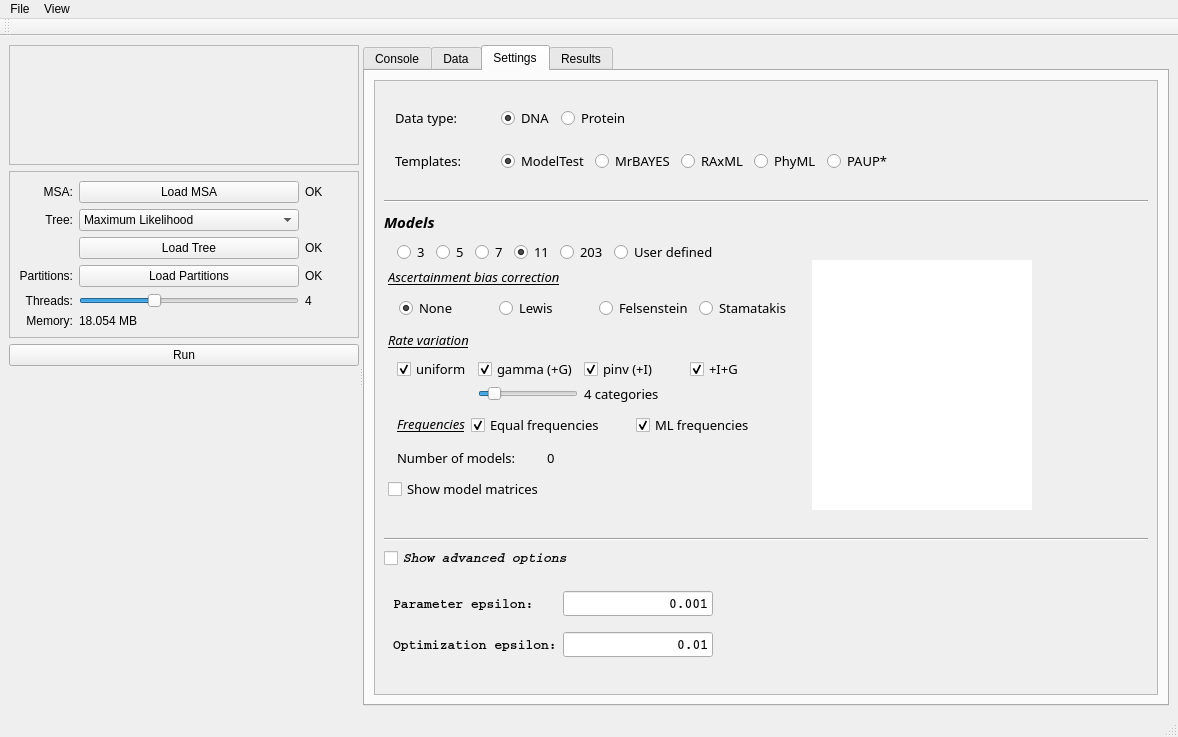
This is src/gui2/xmodeltestfancy.ui in ddarriba/modeltest as Qt 5 draws it before an edit. The edited form follows.
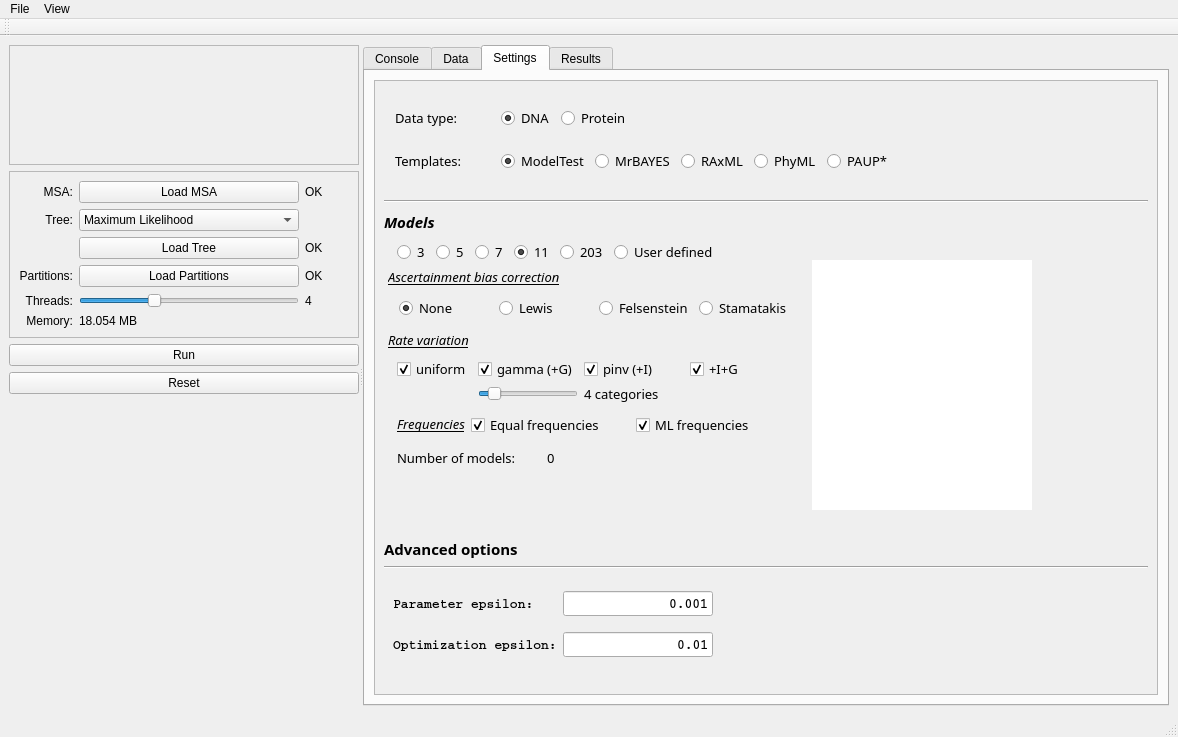
This is the edited form. The open tabs and pages were chosen to show the change. Icons and pictures are not drawn.

Diff of the .ui file:
```diff
--- a/src/gui2/xmodeltestfancy.ui
+++ b/src/gui2/xmodeltestfancy.ui
@@ -303,6 +303,13 @@
           </property>
          </widget>
         </item>
+        <item>
+         <widget class="QPushButton" name="btn_reset">
+          <property name="text">
+           <string>Reset</string>
+          </property>
+         </widget>
+        </item>
         <item>
          <spacer name="spc_mainconf">
           <property name="orientation">
@@ -617,7 +624,7 @@
                  <x>0</x>
                  <y>0</y>
                  <width>746</width>
-                 <height>609</height>
+                 <height>606</height>
                 </rect>
                </property>
                <layout class="QVBoxLayout" name="verticalLayout_9">
@@ -1935,37 +1942,6 @@
                            </layout>
                           </widget>
                          </item>
-                         <item>
-                          <widget class="QCheckBox" name="cbShowMatrices">
-                           <property name="minimumSize">
-                            <size>
-                             <width>0</width>
-                             <height>20</height>
-                            </size>
-                           </property>
-                           <property name="maximumSize">
-                            <size>
-                             <width>16777215</width>
-                             <height>20</height>
-                            </size>
-                           </property>
-                           <property name="font">
-                            <font>
-                             <family>Courier 10 Pitch</family>
-                             <pointsize>10</pointsize>
-                             <weight>50</weight>
-                             <italic>false</italic>
-                             <bold>false</bold>
-                            </font>
-                           </property>
-                           <property name="toolTip">
-                            <string>&lt;html&gt;&lt;head/&gt;&lt;body&gt;&lt;p&gt;Show the candidate matrices&lt;/p&gt;&lt;/body&gt;&lt;/html&gt;</string>
-                           </property>
-                           <property name="text">
-                            <string>Show model matrices</string>
-                           </property>
-                          </widget>
-                         </item>
                          <item>
                           <spacer name="spacer_models">
                            <property name="orientation">
@@ -2046,6 +2022,21 @@
                   </layout>
                  </widget>
                 </item>
+                <item>
+                 <widget class="QLabel" name="label">
+                  <property name="font">
+                   <font>
+                    <family>Courier 10 Pitch</family>
+                    <pointsize>11</pointsize>
+                    <weight>75</weight>
+                    <bold>true</bold>
+                   </font>
+                  </property>
+                  <property name="text">
+                   <string>Advanced options</string>
+                  </property>
+                 </widget>
+                </item>
                 <item>
                  <widget class="Line" name="line_4">
                   <property name="frameShadow">
@@ -2056,37 +2047,6 @@
                   </property>
                  </widget>
                 </item>
-                <item>
-                 <widget class="QCheckBox" name="cbAdvanced">
-                  <property name="minimumSize">
-                   <size>
-                    <width>205</width>
-                    <height>22</height>
-                   </size>
-                  </property>
-                  <property name="maximumSize">
-                   <size>
-                    <width>16777215</width>
-                    <height>22</height>
-                   </size>
-                  </property>
-                  <property name="font">
-                   <font>
-                    <family>Courier</family>
-                    <pointsize>10</pointsize>
-                    <weight>75</weight>
-                    <italic>true</italic>
-                    <bold>true</bold>
-                   </font>
-                  </property>
-                  <property name="toolTip">
-                   <string>&lt;html&gt;&lt;head/&gt;&lt;body&gt;&lt;p&gt;Show advanced options&lt;/p&gt;&lt;/body&gt;&lt;/html&gt;</string>
-                  </property>
-                  <property name="text">
-                   <string>Show advanced options</string>
-                  </property>
-                 </widget>
-                </item>
                 <item>
                  <widget class="QFrame" name="frame_advanced">
                   <property name="minimumSize">
```
Left out of the diff: 52 changed lines with no effect on the pictures.
